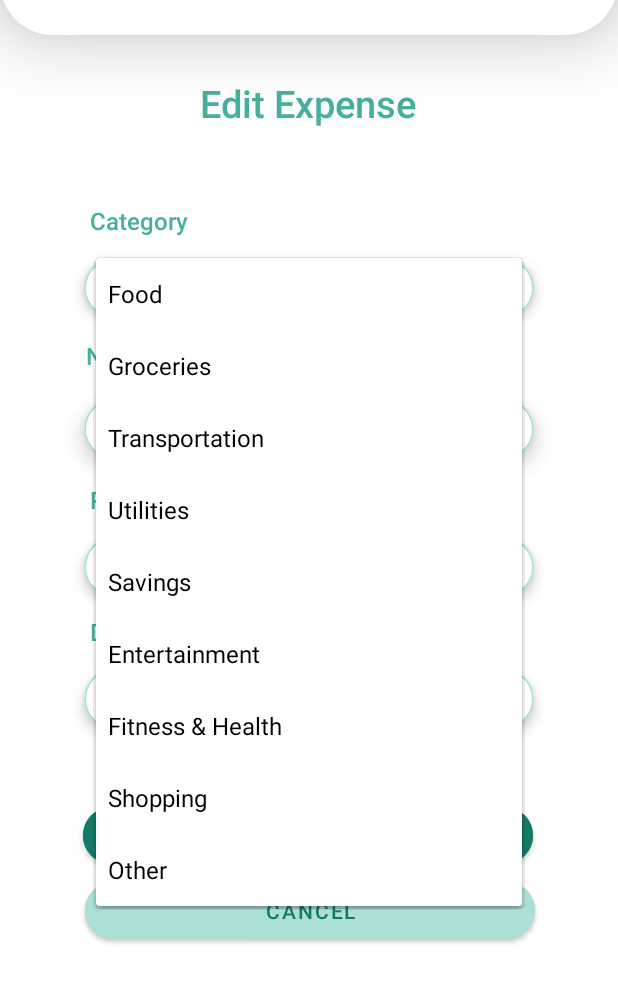
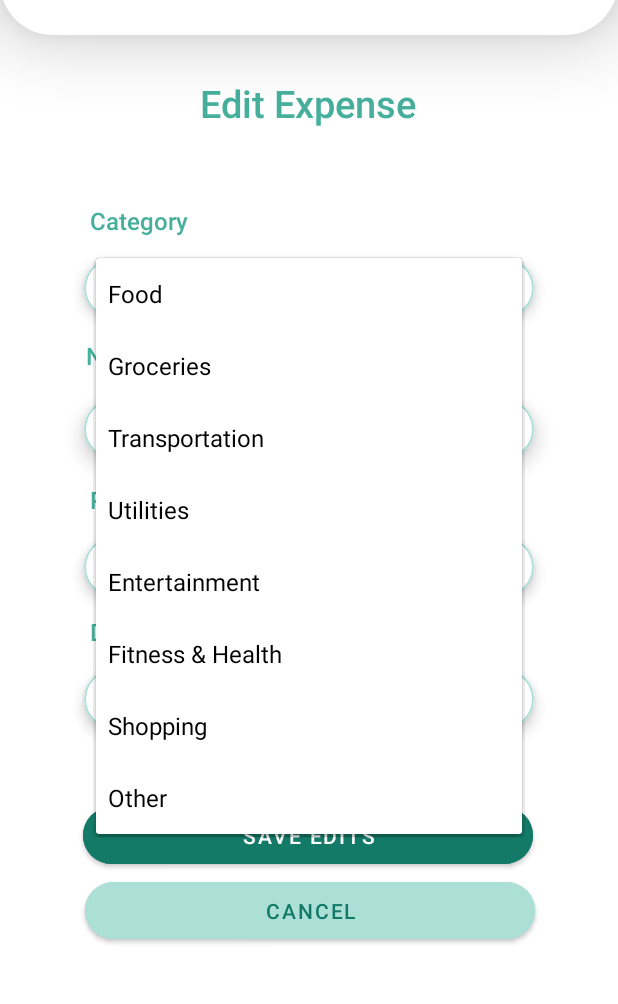
Before and after one commit to presashanette/BudgetWise, an Android app built with Jetpack Compose: the EditExpenseActivity screen opened directly, with no data from a screen before it, after a tap on "Food", on a phone screen of 412 x 824 dp, the part 85-1089 px from its top. Run offline under Robolectric (Android 15) with nearby library versions, the phone set to English and light mode, and no system bars; our stand-ins replace Firebase (no records; nobody signed in at launch, a user with empty details on screens opened directly); 9 statements that could not run were skipped.

Commit message:
removed savings

```diff
--- a/MCO/app/src/main/java/com/mobicom/budgetwise/EditExpenseActivity.kt
+++ b/MCO/app/src/main/java/com/mobicom/budgetwise/EditExpenseActivity.kt
@@ -37,7 +37,7 @@ class EditExpenseActivity : AppCompatActivity() {
         val btnSave: Button = findViewById(R.id.btnSaveExp)
         val btnCancel: Button = findViewById(R.id.btnCancel)
 
-        val items = listOf("Food", "Groceries", "Transportation", "Utilities", "Savings", "Entertainment", "Fitness & Health", "Shopping", "Other")
+        val items = listOf("Food", "Groceries", "Transportation", "Utilities", "Entertainment", "Fitness & Health", "Shopping", "Other")
         val adapter = ArrayAdapter(this, android.R.layout.simple_spinner_item, items)
         adapter.setDropDownViewResource(android.R.layout.simple_spinner_dropdown_item)
         spinner.adapter = adapter
```
